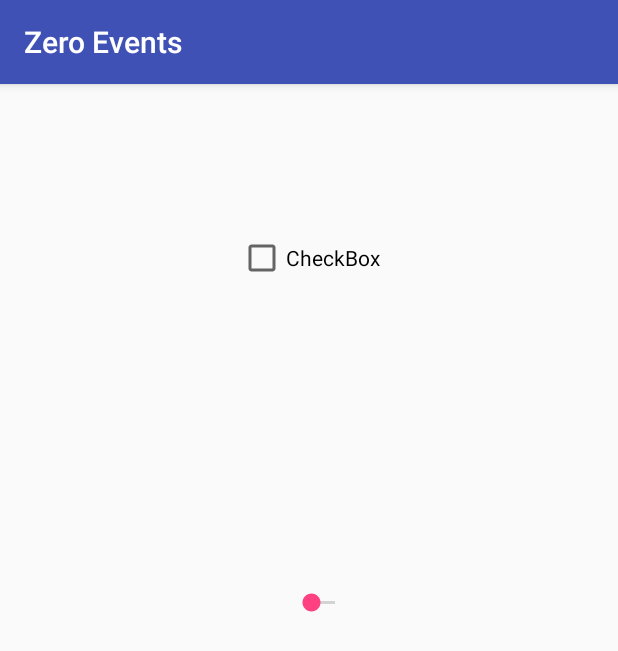
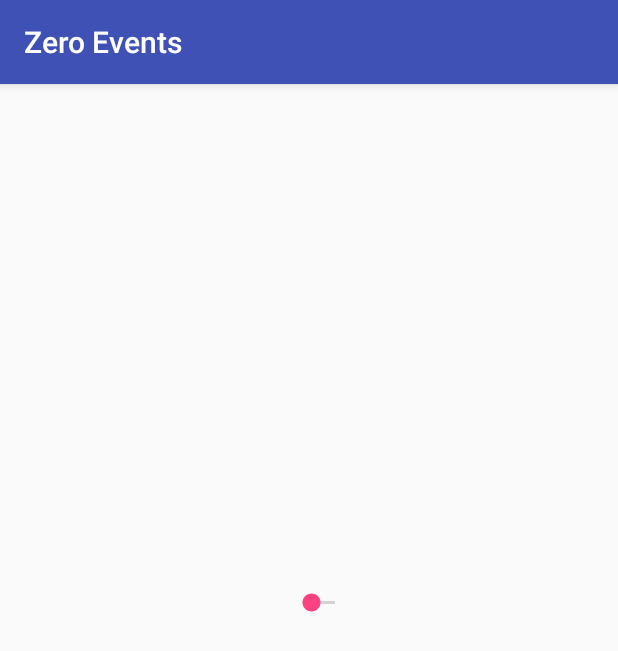
Before and after one commit to cs15jjs/CarbonDevelopment, an Android app: the screen it shows after launch (MainActivity), on a phone screen of 412 x 824 dp. Shown: the top 651 px of the screen. Run offline under Robolectric (Android 15) with nearby library versions, the phone set to English and light mode, and no system bars.

Commit message:
Commit second try

```diff
--- a/ZeroEvents/app/src/main/res/layout/activity_main.xml
+++ b/ZeroEvents/app/src/main/res/layout/activity_main.xml
@@ -6,18 +6,6 @@
     android:layout_height="match_parent"
     tools:context="carbon.zeroevents.MainActivity">
 
-    <CheckBox
-        android:id="@+id/checkBox"
-        android:layout_width="wrap_content"
-        android:layout_height="wrap_content"
-        android:layout_marginEnd="145dp"
-        android:layout_marginStart="145dp"
-        android:layout_marginTop="100dp"
-        android:text="@string/checkbox"
-        app:layout_constraintEnd_toEndOf="parent"
-        app:layout_constraintStart_toStartOf="parent"
-        app:layout_constraintTop_toTopOf="parent" />
-
     <SeekBar
         android:id="@+id/seekBar"
         android:layout_width="wrap_content"
@@ -25,9 +13,9 @@
         android:layout_marginBottom="285dp"
         android:layout_marginEnd="161dp"
         android:layout_marginStart="179dp"
-        android:layout_marginTop="76dp"
+        android:layout_marginTop="208dp"
         app:layout_constraintBottom_toBottomOf="parent"
         app:layout_constraintEnd_toEndOf="parent"
         app:layout_constraintStart_toStartOf="parent"
-        app:layout_constraintTop_toBottomOf="@+id/checkBox" />
+        app:layout_constraintTop_toTopOf="parent" />
 </android.support.constraint.ConstraintLayout>
```
